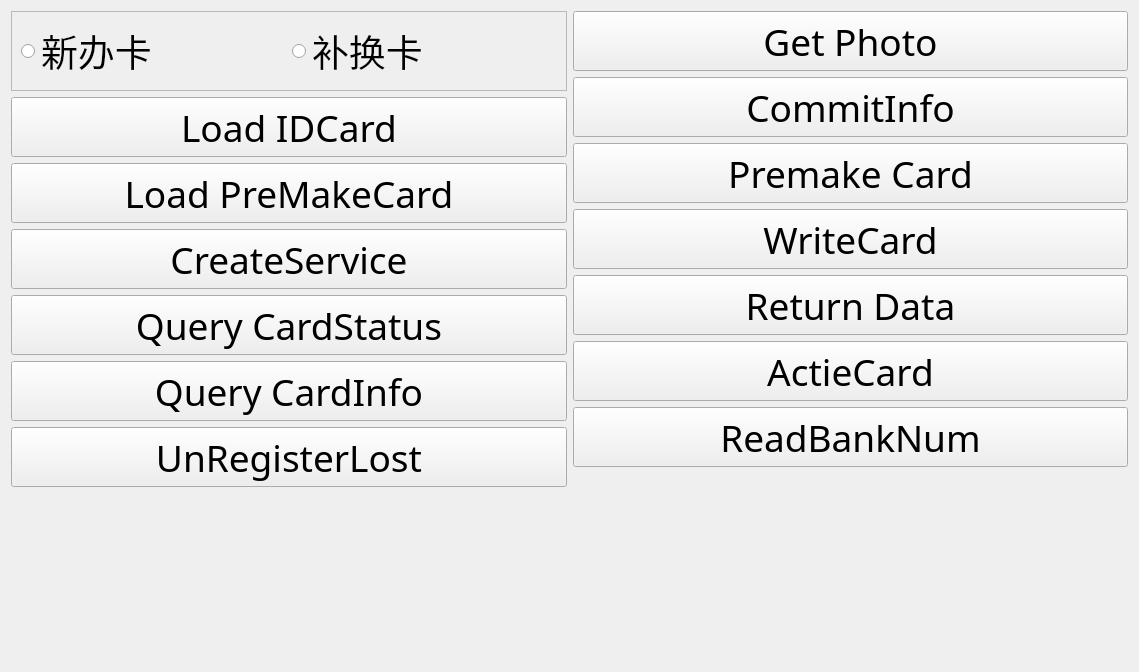
Qt form SSCard_System/Sys_sscardservicet.ui (leithergit/SSCard_System) before a commit.
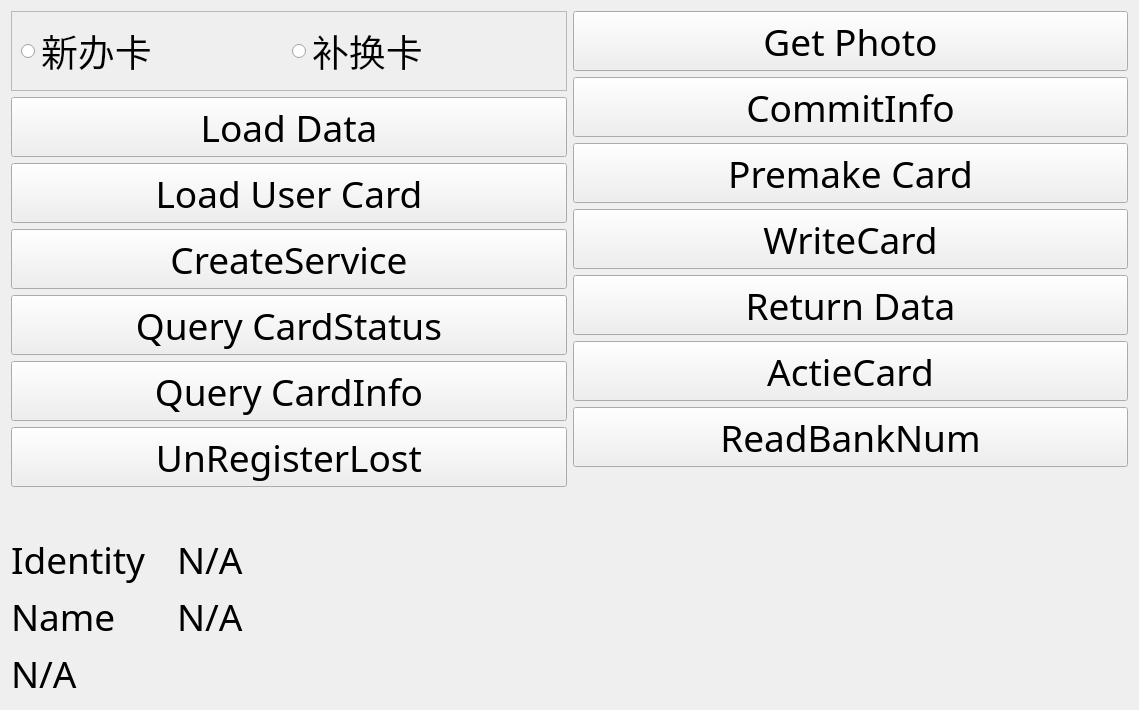
The same form after that commit.

What changed in the file:
```diff
--- a/SSCard_System/Sys_sscardservicet.ui
+++ b/SSCard_System/Sys_sscardservicet.ui
@@ -7,12 +7,14 @@
     <x>0</x>
     <y>0</y>
     <width>1139</width>
-    <height>672</height>
+    <height>710</height>
    </rect>
   </property>
   <property name="windowTitle">
    <string>Form</string>
   </property>
+  <layout class="QVBoxLayout" name="verticalLayout_3">
+   <item>
   <layout class="QHBoxLayout" name="horizontalLayout_2">
    <item>
     <layout class="QVBoxLayout" name="verticalLayout">
@@ -69,7 +71,7 @@
         </font>
        </property>
        <property name="text">
-        <string>Load IDCard</string>
+          <string>Load Data</string>
        </property>
       </widget>
      </item>
@@ -88,7 +90,7 @@
         </font>
        </property>
        <property name="text">
-        <string>Load PreMakeCard</string>
+          <string>Load User Card</string>
        </property>
       </widget>
      </item>
@@ -332,6 +334,140 @@
       </spacer>
      </item>
     </layout>
+     </item>
+    </layout>
+   </item>
+   <item>
+    <layout class="QHBoxLayout" name="horizontalLayout_3">
+     <item>
+      <widget class="QLabel" name="label">
+       <property name="minimumSize">
+        <size>
+         <width>160</width>
+         <height>48</height>
+        </size>
+       </property>
+       <property name="font">
+        <font>
+         <family>思源黑体 CN Normal</family>
+         <pointsize>28</pointsize>
+        </font>
+       </property>
+       <property name="text">
+        <string>Identity</string>
+       </property>
+      </widget>
+     </item>
+     <item>
+      <widget class="QLabel" name="label_Identity">
+       <property name="minimumSize">
+        <size>
+         <width>600</width>
+         <height>48</height>
+        </size>
+       </property>
+       <property name="font">
+        <font>
+         <family>思源黑体 CN Normal</family>
+         <pointsize>28</pointsize>
+        </font>
+       </property>
+       <property name="styleSheet">
+        <string notr="true"/>
+       </property>
+       <property name="text">
+        <string>N/A</string>
+       </property>
+      </widget>
+     </item>
+     <item>
+      <spacer name="horizontalSpacer">
+       <property name="orientation">
+        <enum>Qt::Horizontal</enum>
+       </property>
+       <property name="sizeHint" stdset="0">
+        <size>
+         <width>40</width>
+         <height>20</height>
+        </size>
+       </property>
+      </spacer>
+     </item>
+    </layout>
+   </item>
+   <item>
+    <layout class="QHBoxLayout" name="horizontalLayout_4">
+     <item>
+      <widget class="QLabel" name="label_2">
+       <property name="minimumSize">
+        <size>
+         <width>160</width>
+         <height>48</height>
+        </size>
+       </property>
+       <property name="font">
+        <font>
+         <family>思源黑体 CN Normal</family>
+         <pointsize>28</pointsize>
+        </font>
+       </property>
+       <property name="text">
+        <string>Name</string>
+       </property>
+      </widget>
+     </item>
+     <item>
+      <widget class="QLabel" name="label_Name">
+       <property name="minimumSize">
+        <size>
+         <width>600</width>
+         <height>48</height>
+        </size>
+       </property>
+       <property name="font">
+        <font>
+         <family>思源黑体 CN Normal</family>
+         <pointsize>28</pointsize>
+        </font>
+       </property>
+       <property name="text">
+        <string>N/A</string>
+       </property>
+      </widget>
+     </item>
+     <item>
+      <spacer name="horizontalSpacer_2">
+       <property name="orientation">
+        <enum>Qt::Horizontal</enum>
+       </property>
+       <property name="sizeHint" stdset="0">
+        <size>
+         <width>40</width>
+         <height>20</height>
+        </size>
+       </property>
+      </spacer>
+     </item>
+    </layout>
+   </item>
+   <item>
+    <widget class="QLabel" name="label_3">
+     <property name="minimumSize">
+      <size>
+       <width>800</width>
+       <height>48</height>
+      </size>
+     </property>
+     <property name="font">
+      <font>
+       <family>思源黑体 CN Normal</family>
+       <pointsize>28</pointsize>
+      </font>
+     </property>
+     <property name="text">
+      <string>N/A</string>
+     </property>
+    </widget>
    </item>
   </layout>
  </widget>
```
Lines whose indentation alone changed are shown as unchanged.
